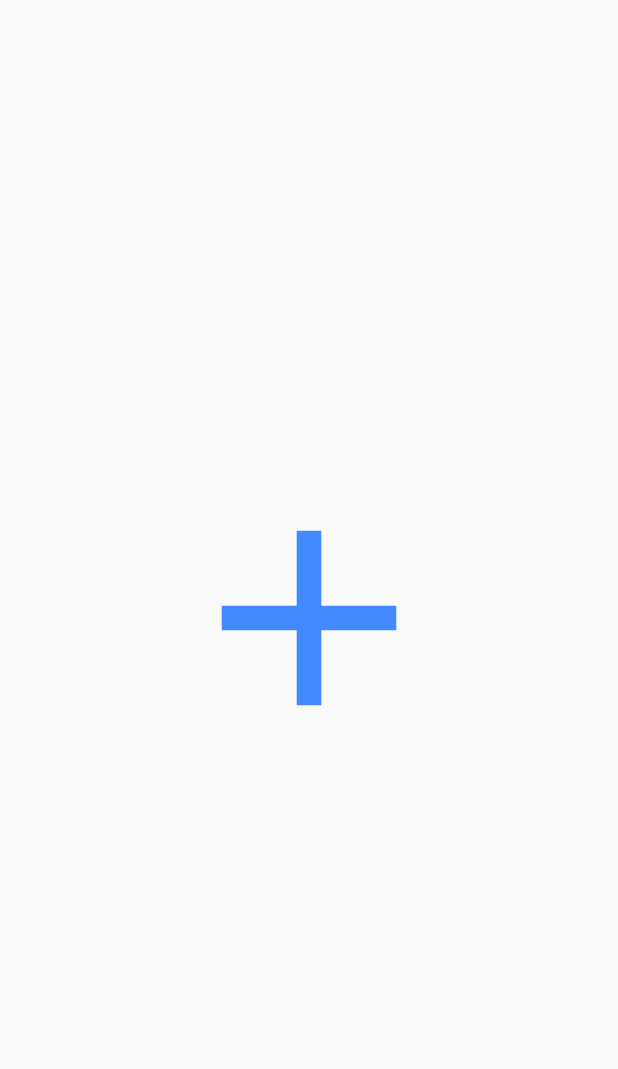
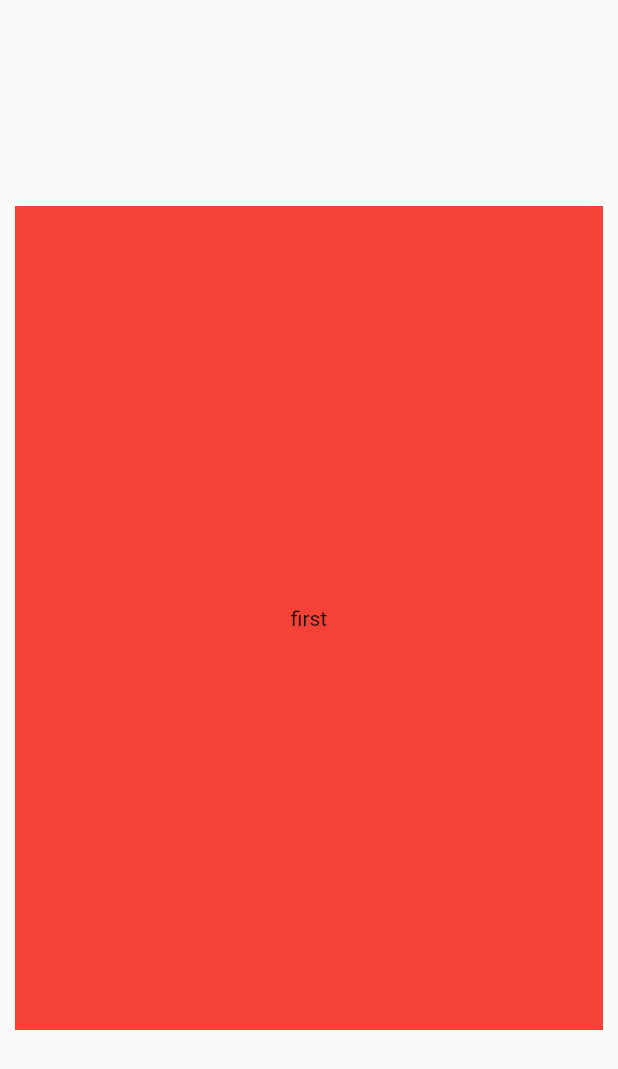
Before and after one commit to scancetin/flutter-examples, a Flutter app: the screen it shows after launch, on a phone screen of 412 x 824 dp. Shown: the top 1069 px of the screen. Run offline on Flutter 3.47's test engine with Material 2 defaults, Android fonts, the phone set to English and light mode, and no system bars.

Commit message:
page-view-example

```diff
--- a/lib/main.dart
+++ b/lib/main.dart
@@ -1,5 +1,6 @@
 import 'package:flutter/material.dart';
 import 'package:flutter_examples/firebase_api_write/screens/firebase_screen.dart';
+import 'package:flutter_examples/page_view_example/screens/page_view_screen.dart';
 import 'using_http_futurebuilder/screens/using_futurebuilder.dart';
 
 void main() => runApp(MyApp());
@@ -9,7 +10,7 @@ class MyApp extends StatelessWidget {
   Widget build(BuildContext context) {
     return MaterialApp(
       title: 'Material App',
-      home: FirebaseExampleScreen(),
+      home: PageViewScreen(),
     );
   }
 }
--- /dev/null
+++ b/lib/page_view_example/screens/page_view_screen.dart
@@ -0,0 +1,59 @@
+import 'package:flutter/material.dart';
+
+class PageViewScreen extends StatefulWidget {
+  PageViewScreen({Key? key}) : super(key: key);
+
+  @override
+  _PageViewScreenState createState() => _PageViewScreenState();
+}
+
+class _PageViewScreenState extends State<PageViewScreen> {
+  @override
+  Widget build(BuildContext context) {
+    return Scaffold(
+      body: Column(
+        children: [
+          Spacer(),
+          Expanded(
+            flex: 4,
+            child: pageViewWidget(),
+          ),
+          Spacer(),
+        ],
+      ),
+    );
+  }
+
+  PageView pageViewWidget() {
+    final PageController _controller = PageController(initialPage: 0);
+    return PageView(
+      controller: _controller,
+      children: [
+        Padding(
+          padding: EdgeInsets.symmetric(horizontal: 10),
+          child: Container(
+            alignment: Alignment.center,
+            color: Colors.red,
+            child: Text("first"),
+          ),
+        ),
+        Padding(
+          padding: EdgeInsets.symmetric(horizontal: 10),
+          child: Container(
+            alignment: Alignment.center,
+            color: Colors.blue,
+            child: Text("second"),
+          ),
+        ),
+        Padding(
+          padding: EdgeInsets.symmetric(horizontal: 10),
+          child: Container(
+            alignment: Alignment.center,
+            color: Colors.yellow,
+            child: Text("third"),
+          ),
+        ),
+      ],
+    );
+  }
+}
```
